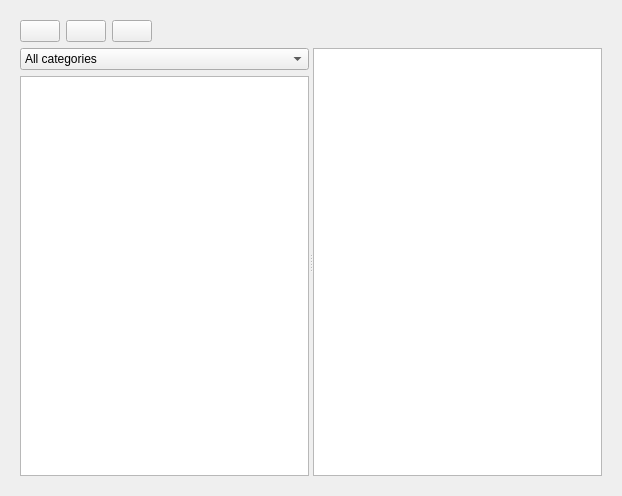
Old version of the form src/ui/teamstab.ui in the repository mige/Floco.
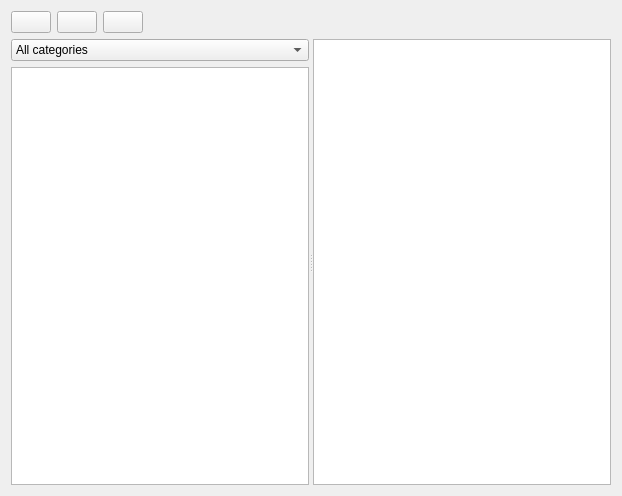
New version of the form. Icons and pictures are not drawn.

```diff
--- a/src/ui/teamstab.ui
+++ b/src/ui/teamstab.ui
@@ -21,6 +21,9 @@
      </property>
      <widget class="QWidget" name="page">
       <layout class="QVBoxLayout" name="verticalLayout_2">
+       <property name="margin">
+        <number>0</number>
+       </property>
        <item>
         <layout class="QHBoxLayout" name="horizontalLayout">
          <item>
@@ -109,10 +112,16 @@
          <property name="orientation">
           <enum>Qt::Horizontal</enum>
          </property>
-         <widget class="QWidget" name="">
+         <widget class="QWidget" name="layoutWidget">
           <layout class="QVBoxLayout" name="verticalLayout">
            <item>
             <widget class="QComboBox" name="comboBox">
+             <property name="sizePolicy">
+              <sizepolicy hsizetype="Minimum" vsizetype="Fixed">
+               <horstretch>0</horstretch>
+               <verstretch>0</verstretch>
+              </sizepolicy>
+             </property>
              <item>
               <property name="text">
                <string>All categories</string>
@@ -121,11 +130,37 @@
             </widget>
            </item>
            <item>
-            <widget class="QListView" name="listView"/>
+            <widget class="QListView" name="listView">
+             <property name="sizePolicy">
+              <sizepolicy hsizetype="Minimum" vsizetype="Expanding">
+               <horstretch>0</horstretch>
+               <verstretch>0</verstretch>
+              </sizepolicy>
+             </property>
+             <property name="editTriggers">
+              <set>QAbstractItemView::NoEditTriggers</set>
+             </property>
+            </widget>
            </item>
           </layout>
          </widget>
-         <widget class="QTreeView" name="treeView"/>
+         <widget class="QTreeView" name="treeView">
+          <property name="editTriggers">
+           <set>QAbstractItemView::NoEditTriggers</set>
+          </property>
+          <property name="rootIsDecorated">
+           <bool>false</bool>
+          </property>
+          <property name="itemsExpandable">
+           <bool>false</bool>
+          </property>
+          <property name="sortingEnabled">
+           <bool>true</bool>
+          </property>
+          <property name="expandsOnDoubleClick">
+           <bool>false</bool>
+          </property>
+         </widget>
         </widget>
        </item>
       </layout>
```
Left out of the diff: 4 changed lines with no effect on the pictures.
